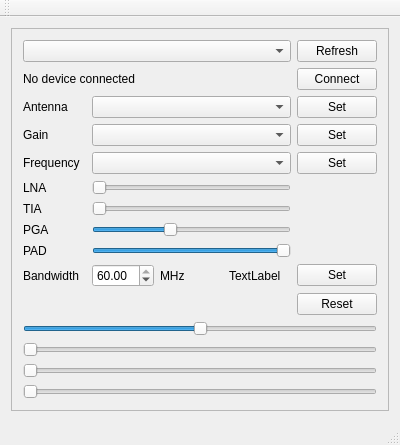
gitmodimo/LimeSDRTest, file mainwindow.ui: the form before one commit.
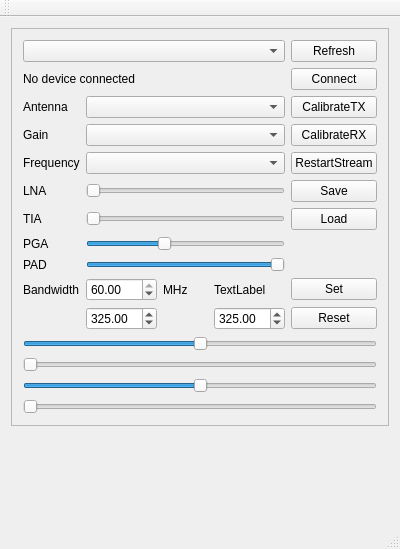
The form after the commit.

Patch:
```diff
--- a/mainwindow.ui
+++ b/mainwindow.ui
@@ -7,7 +7,7 @@
     <x>0</x>
     <y>0</y>
     <width>400</width>
-    <height>445</height>
+    <height>549</height>
    </rect>
   </property>
   <property name="windowTitle">
@@ -78,7 +78,7 @@
          <item row="2" column="4">
           <widget class="QPushButton" name="antennaButton">
            <property name="text">
-            <string>Set</string>
+            <string>CalibrateTX</string>
            </property>
           </widget>
          </item>
@@ -106,7 +106,7 @@
          <item row="4" column="4">
           <widget class="QPushButton" name="frequencyButton">
            <property name="text">
-            <string>Set</string>
+            <string>RestartStream</string>
            </property>
           </widget>
          </item>
@@ -123,7 +123,7 @@
          <item row="3" column="4">
           <widget class="QPushButton" name="gainButton">
            <property name="text">
-            <string>Set</string>
+            <string>CalibrateRX</string>
            </property>
           </widget>
          </item>
@@ -258,6 +258,43 @@
            </property>
           </widget>
          </item>
+         <item row="5" column="4">
+          <widget class="QPushButton" name="saveButton">
+           <property name="text">
+            <string>Save</string>
+           </property>
+          </widget>
+         </item>
+         <item row="6" column="4">
+          <widget class="QPushButton" name="loadButton">
+           <property name="text">
+            <string>Load</string>
+           </property>
+          </widget>
+         </item>
+         <item row="10" column="1">
+          <widget class="QDoubleSpinBox" name="RXfSpinBox">
+           <property name="maximum">
+            <double>3800.000000000000000</double>
+           </property>
+           <property name="value">
+            <double>325.000000000000000</double>
+           </property>
+          </widget>
+         </item>
+         <item row="10" column="3">
+          <widget class="QDoubleSpinBox" name="TXfSpinBox">
+           <property name="maximum">
+            <double>3800.000000000000000</double>
+           </property>
+           <property name="singleStep">
+            <double>1.000000000000000</double>
+           </property>
+           <property name="value">
+            <double>325.000000000000000</double>
+           </property>
+          </widget>
+         </item>
         </layout>
        </item>
        <item row="2" column="0">
@@ -275,6 +312,9 @@
        </item>
        <item row="3" column="0">
         <widget class="QSlider" name="absPhase">
+         <property name="minimum">
+          <number>-1000</number>
+         </property>
          <property name="maximum">
           <number>1000</number>
          </property>
```
Left out of the diff: 6 changed lines with no effect on the pictures.
